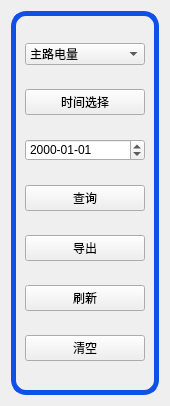
luozhiyong131/BusBar, file BusBar-Qt/logs/logcom/logbtnbar.ui: the form before one commit.
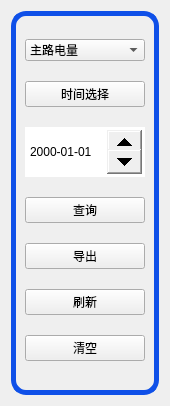
The form after the commit.

The edit to the form file:
```diff
--- a/BusBar-Qt/logs/logcom/logbtnbar.ui
+++ b/BusBar-Qt/logs/logcom/logbtnbar.ui
@@ -57,6 +57,25 @@
       </item>
       <item>
        <widget class="QDateEdit" name="dateEdit">
+        <property name="maximumSize">
+         <size>
+          <width>16777215</width>
+          <height>50</height>
+         </size>
+        </property>
+        <property name="styleSheet">
+         <string notr="true">QDateEdit::up-button
+{
+	width: 35px;
+	height: 25px;
+}
+
+QDateEdit::down-button
+{
+	width: 35px;
+	height: 25px;
+}</string>
+        </property>
         <property name="displayFormat">
          <string>yyyy-MM-dd</string>
         </property>
```
